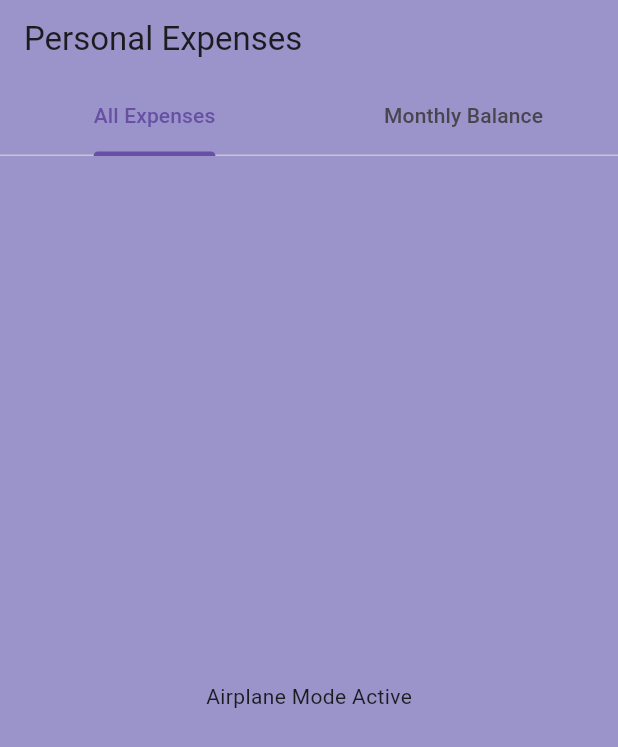
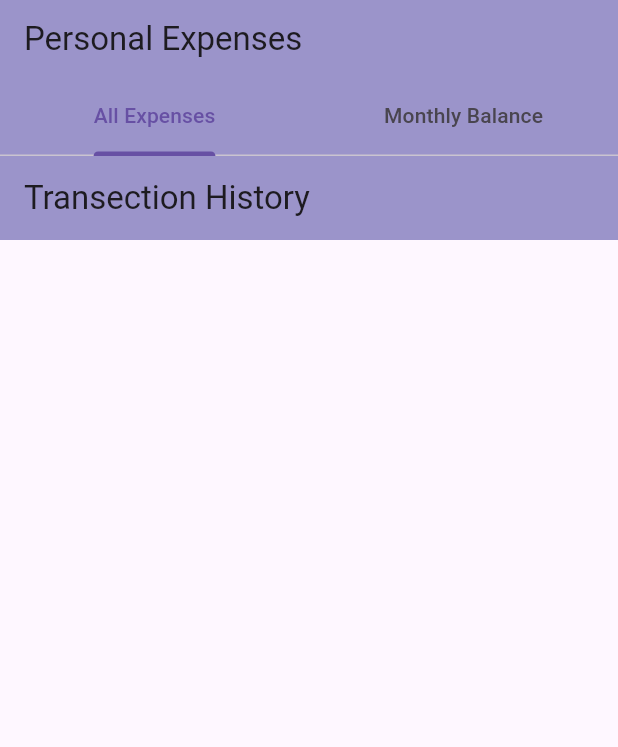
Before and after one commit to Nivedita-Tamrakar/nivedita_tamrakar_personal_finance_app, a Flutter app: the screen it shows after launch, on a phone screen of 412 x 824 dp. Shown: the top 747 px of the screen. Run offline on Flutter 3.47's test engine with Material 3 defaults, Android fonts, the phone set to English and light mode, and no system bars; our stand-ins replace dio, flutter_riverpod, go_router.

Commit message:
added the go router and routed to the different screens.

```diff
--- /dev/null
+++ b/lib/constants/route_names.dart
@@ -0,0 +1,10 @@
+class RouteNames {
+  static const String homesceeen = 'homescreen';
+  static const String moneyTransefer= 'moneyTransefer';
+  static const String transectionHistory = 'transectionHistory';
+  static const String transectionDetail = 'transectionDetail';
+}
+extension GoRouterPath on String {
+
+  String path() => '/$this';
+}
--- a/lib/main.dart
+++ b/lib/main.dart
@@ -1,6 +1,7 @@
 import 'package:flutter/material.dart';
 import 'package:flutter_riverpod/flutter_riverpod.dart';
 
+import 'providers/go_router_provider.dart';
 import 'ui/screens/homescreen.dart';
 
 void main() {
@@ -19,8 +20,10 @@ class _PersonalFinanceManagerState extends ConsumerState<PersonalFinanceManager>
   // This widget is the root of your application.
   @override
   Widget build(BuildContext context) {
-    return MaterialApp(
-      home: Homescreen(),
+    final goReouterconfig = ref.watch(goRouterProvider);
+    return MaterialApp.router(
+      //home: Homescreen(),
+       routerConfig: goReouterconfig,
     );
   }
 }
--- /dev/null
+++ b/lib/providers/go_router_provider.dart
@@ -0,0 +1,49 @@
+import 'package:flutter_riverpod/flutter_riverpod.dart';
+import 'package:go_router/go_router.dart';
+import 'package:nivedita_tamrakar_personal_finance_app/ui/screens/moneyTransfer.dart';
+import 'package:nivedita_tamrakar_personal_finance_app/ui/screens/transactionHistory.dart';
+import 'package:nivedita_tamrakar_personal_finance_app/ui/screens/transectionDetails.dart';
+
+import '../constants/route_names.dart';
+import '../ui/screens/homescreen.dart';
+
+final goRouterProvider = Provider((ref) {
+  return GoRouter(
+      initialLocation:RouteNames.homesceeen.path(),
+    routes: [
+      GoRoute(
+        path: '/',
+        builder: (context, state){
+          return Homescreen();
+        }),
+
+        GoRoute(
+        path: RouteNames.homesceeen.path(),
+        name: RouteNames.homesceeen,
+        builder: (context, state){
+          return const Homescreen();
+        }),
+
+        GoRoute(
+        path:  RouteNames.moneyTransefer.path(),
+        name:  RouteNames.moneyTransefer,
+        builder: (context, state){
+          return const Moneytransfer();
+        }),
+
+        GoRoute(
+        path:  RouteNames.transectionDetail.path(),
+        name:  RouteNames.transectionDetail,
+        builder: (context, state){
+          return const Transectiondetails();
+        }),
+
+         GoRoute(
+        path: RouteNames.transectionHistory.path(),
+        name:  RouteNames.transectionHistory,
+        builder: (context, state){
+          return const Transactionhistory();
+        }),
+    ],
+    );
+});
--- a/lib/ui/screens/homescreen.dart
+++ b/lib/ui/screens/homescreen.dart
@@ -1,5 +1,11 @@
 import 'package:flutter/material.dart';
 import 'package:flutter_riverpod/flutter_riverpod.dart';
+import 'package:go_router/go_router.dart';
+import 'package:nivedita_tamrakar_personal_finance_app/constants/route_names.dart';
+import 'package:nivedita_tamrakar_personal_finance_app/ui/screens/transactionHistory.dart';
+import 'package:nivedita_tamrakar_personal_finance_app/ui/screens/transectionDetails.dart';
+
+import '../../providers/go_router_provider.dart';
 
 class Homescreen extends ConsumerStatefulWidget {
   const Homescreen({super.key});
@@ -26,9 +32,9 @@ class _HomescreenState extends ConsumerState<Homescreen> {
           title: Text("Personal Expenses"),
           backgroundColor: const Color.fromARGB(255, 155, 148, 202),
           bottom: const TabBar(labelPadding: EdgeInsets.all(15), tabs: [
-                Text("All Expenses"),
-                Text("Monthly Balance"),
-              ]),
+            Text("All Expenses"),
+            Text("Monthly Balance"),
+          ]),
         ),
         //Tried to add the Sliver APP bar
 
@@ -54,14 +60,33 @@ class _HomescreenState extends ConsumerState<Homescreen> {
         //   ],
         // ),
 
-        body: TabBarView(
-            children:
-                    [
-                        Center(child: Text('Airplane Mode Active')),
-                        Center(child: Text('Airplane Mode Inactive')),
-                     ]
-           ),
-          backgroundColor:const Color.fromARGB(255, 155, 148, 202),
+        body: TabBarView(children: [
+          //One way to navigate
+          Navigator(
+            onGenerateRoute: (RouteSettings settings) {
+              return MaterialPageRoute(
+                builder: (context) => const Transactionhistory(),
+              );
+            },
+          ),
+
+          // Navigator(
+          //   onGenerateRoute: (RouteSettings settings) {
+          //     return MaterialPageRoute(
+          //       builder: (context) => const Transectiondetails(),
+          //     );
+          //   },
+          // ),
+
+          //Another Way to navigate
+              GestureDetector(
+              onTap: () {
+                context.go(RouteNames.transectionHistory.path());
+              },
+              child: Center(child: Text('Your Monthly Balance')),
+            ),
+        ]),
+        backgroundColor: const Color.fromARGB(255, 155, 148, 202),
       ),
     );
   }
--- /dev/null
+++ b/lib/ui/screens/transactionHistory.dart
@@ -0,0 +1,20 @@
+import 'package:flutter/material.dart';
+
+class Transactionhistory extends StatefulWidget {
+  const Transactionhistory({super.key});
+
+  @override
+  State<Transactionhistory> createState() => _TransactionhistoryState();
+}
+
+class _TransactionhistoryState extends State<Transactionhistory> {
+  @override
+  Widget build(BuildContext context) {
+    return Scaffold(
+      appBar: AppBar(
+        title: const Text("Transection History"),
+        backgroundColor: const Color.fromARGB(255, 155, 148, 202),
+      ),
+    );
+  }
+}
--- a/pubspec.yaml
+++ b/pubspec.yaml
@@ -44,6 +44,7 @@ dependencies:
   shared_preferences: ^2.3.2
   google_fonts: ^6.2.1
   flutter_launcher_icons: ^0.14.1
+  go_router: ^14.2.8
 
 dev_dependencies:
   flutter_test:
```
Also changed, not shown: lib/ui/screens/moneyTransfer.dart (added, +20 -0 lines), lib/ui/screens/transectionDetails.dart (added, +20 -0 lines), pubspec.lock.
